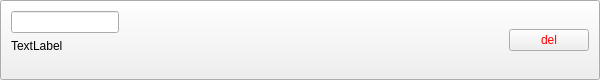
hidog/HiGit, file ui/projectbutton.ui: the form before one commit.
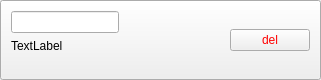
The form after the commit.

Diff of the .ui file:
```diff
--- a/ui/projectbutton.ui
+++ b/ui/projectbutton.ui
@@ -6,19 +6,19 @@
    <rect>
     <x>0</x>
     <y>0</y>
-    <width>600</width>
+    <width>321</width>
     <height>80</height>
    </rect>
   </property>
   <property name="sizePolicy">
-   <sizepolicy hsizetype="Preferred" vsizetype="Preferred">
+   <sizepolicy hsizetype="Expanding" vsizetype="Preferred">
     <horstretch>0</horstretch>
     <verstretch>0</verstretch>
    </sizepolicy>
   </property>
   <property name="minimumSize">
    <size>
-    <width>545</width>
+    <width>100</width>
     <height>0</height>
    </size>
   </property>
```
